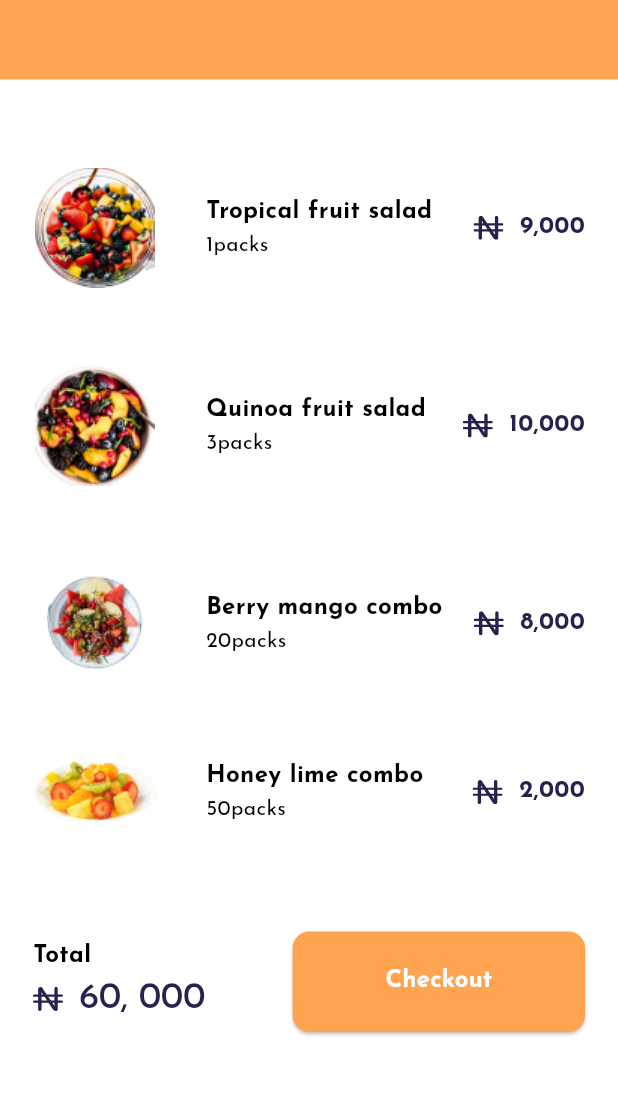
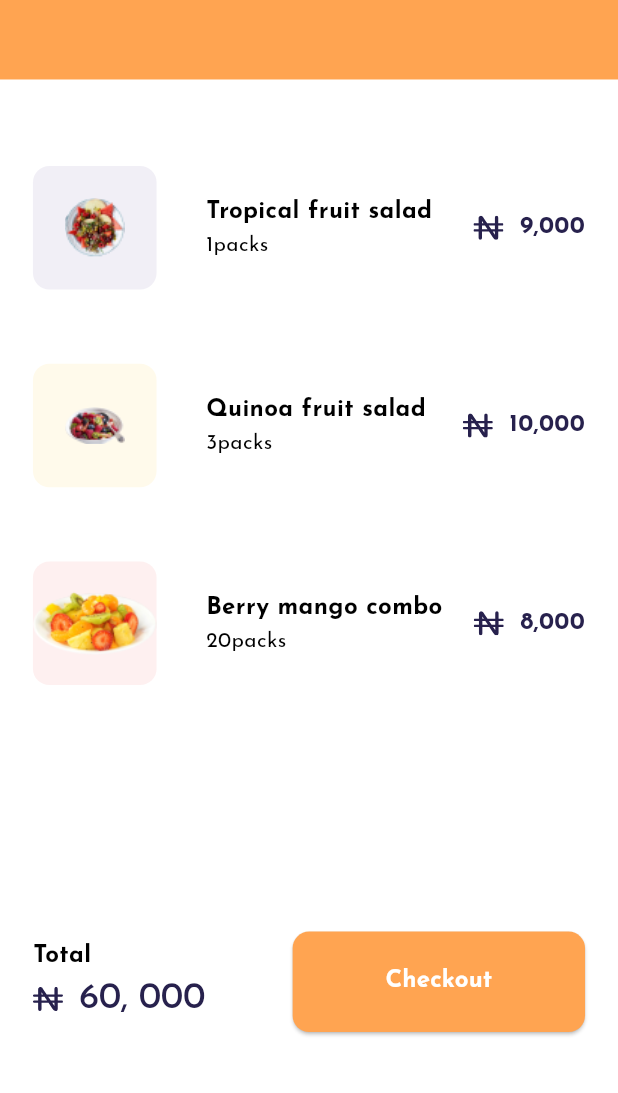
Before and after one commit to Kotokou/e_commerce_ui, a Flutter app: the BasketScreen screen opened directly, on a phone screen of 412 x 824 dp, the part 143-1236 px from its top. Run offline on Flutter 3.47's test engine with Material 2 defaults, Android fonts, the phone set to English and light mode, and no system bars; our stand-ins replace dotted_line, flutter_svg, google_fonts, sizer.

Commit message:
refactor and update

```diff
--- a/lib/app.dart
+++ b/lib/app.dart
@@ -1,8 +1,6 @@
 import 'package:e_commerce_ui/views/splash/splash_screen.dart';
-import 'package:e_commerce_ui/views/theme/app_style.dart';
 import 'package:e_commerce_ui/views/theme/app_theme.dart';
 import 'package:flutter/material.dart';
-import 'package:flutter/services.dart';
 import 'package:sizer/sizer.dart';
 
 class App extends StatelessWidget {
@@ -10,10 +8,6 @@ class App extends StatelessWidget {
 
   @override
   Widget build(BuildContext context) {
-    SystemUiOverlayStyle(
-      statusBarColor: $styles.colors.primary,
-      statusBarIconBrightness: Brightness.light,
-    );
     return Sizer(
       builder: (BuildContext context, Orientation orientation,
           DeviceType deviceType) {
--- a/lib/constants/asset.dart
+++ b/lib/constants/asset.dart
@@ -20,10 +20,14 @@ class Asset {
   static const String authImage = "assets/images/auth_image.png";
   static const String welcomeImage = "assets/images/welcome_image.png";
 
-  static const String image1 = "assets/images/image_1.png";
-  static const String image2 = "assets/images/image_2.png";
-  static const String image3 = "assets/images/image_3.png";
-  static const String image4 = "assets/images/image_4.png";
+  static const String imageOrder1 = "assets/images/image_1.png";
+  static const String imageOrder2 = "assets/images/image_2.png";
+  static const String imageOrder3 = "assets/images/image_3.png";
+
+  static const String productImage1 = "assets/images/product_image_1.png";
+  static const String productImage2 = "assets/images/product_image_2.png";
+  static const String productImage3 = "assets/images/product_image_3.png";
+
   static const String detailImage1 = "assets/images/detail_image_1.png";
   static const String customerOrder = "assets/images/customer_order.png";
   static const String deliveryMan = "assets/images/delivery_man.png";
--- a/lib/main.dart
+++ b/lib/main.dart
@@ -1,12 +1,6 @@
 import 'package:e_commerce_ui/app.dart';
-import 'package:e_commerce_ui/views/theme/app_style.dart';
 import 'package:flutter/material.dart';
-import 'package:flutter/services.dart';
 
 void main() {
-  SystemUiOverlayStyle(
-    statusBarColor: $styles.colors.primary,
-    statusBarIconBrightness: Brightness.light,
-  );
   runApp(const App());
 }
--- a/lib/models/order_model.dart
+++ b/lib/models/order_model.dart
@@ -1,11 +1,14 @@
 import 'package:e_commerce_ui/models/product_model.dart';
+import 'package:flutter/material.dart';
 
 class OrderModel {
   final ProductModel productModel;
   final int qte;
+  final Color? color;
 
   const OrderModel({
     required this.productModel,
     this.qte = 1,
+    required this.color,
   });
 }
--- a/lib/models/product_model.dart
+++ b/lib/models/product_model.dart
@@ -6,7 +6,7 @@ class ProductModel {
   final String price;
 
   ProductModel({
-    this.image = Asset.image1,
+    this.image = Asset.productImage1,
     this.label = "Honey lime combo",
     this.price = "2000",
   });
--- a/lib/utils/database.dart
+++ b/lib/utils/database.dart
@@ -1,27 +1,23 @@
 import 'package:e_commerce_ui/constants/asset.dart';
 import 'package:e_commerce_ui/models/order_model.dart';
 import 'package:e_commerce_ui/models/product_model.dart';
+import 'package:flutter/material.dart';
 
 List<ProductModel> productList = [
   ProductModel(
-    image: Asset.image1,
+    image: Asset.productImage1,
     label: "Honey lime combo",
     price: "2,000",
   ),
   ProductModel(
-    image: Asset.image2,
+    image: Asset.productImage2,
     label: "Berry mango combo",
     price: "8,000",
   ),
   ProductModel(
-    image: Asset.image3,
+    image: Asset.productImage3,
     label: "Quinoa fruit salad",
     price: "10,000",
-  ),
-  ProductModel(
-    image: Asset.image4,
-    label: "Tropical fruit salad",
-    price: "9,000",
   ),
 ];
 List<ProductModel> productListForDetailBecauseOfImageTooSmall = [
@@ -50,34 +46,29 @@ List<ProductModel> productListForDetailBecauseOfImageTooSmall = [
 List<OrderModel> orderList = [
   OrderModel(
     productModel: ProductModel(
-      image: Asset.image1,
+      image: Asset.imageOrder1,
       label: "Tropical fruit salad",
       price: "9,000",
     ),
     qte: 1,
+    color: const Color(0xFFF1EFF6),
   ),
   OrderModel(
     productModel: ProductModel(
-      image: Asset.image2,
+      image: Asset.imageOrder2,
       label: "Quinoa fruit salad",
       price: "10,000",
     ),
     qte: 3,
+    color: const Color(0xFFFFFAEB),
   ),
   OrderModel(
     productModel: ProductModel(
-      image: Asset.image3,
+      image: Asset.imageOrder3,
       label: "Berry mango combo",
       price: "8,000",
     ),
     qte: 20,
-  ),
-  OrderModel(
-    productModel: ProductModel(
-      image: Asset.image4,
-      label: "Honey lime combo",
-      price: "2,000",
-    ),
-    qte: 50,
+    color: const Color(0xFFFEF0F0),
   ),
 ];
--- a/lib/views/auth/auth_screen.dart
+++ b/lib/views/auth/auth_screen.dart
@@ -100,7 +100,7 @@ class _AuthScreenState extends State<AuthScreen> {
       bottomNavigationBar: LandingBottomButton(
         label: LocalStrings.authButton,
         onTap: () {
-          Navigator.of(context).push(
+          Navigator.of(context).pushReplacement(
             MaterialPageRoute(
               builder: (context) => const HomeScreen(),
             ),
--- a/lib/views/basket/basket_screen.dart
+++ b/lib/views/basket/basket_screen.dart
@@ -28,7 +28,7 @@ class BasketScreen extends StatelessWidget {
                 child: SingleChildScrollView(
                   child: Column(
                     children: List.generate(
-                      4,
+                      3,
                       (index) => Column(
                         children: [
                           OrderListItem(
--- a/lib/views/basket/pay_bottom_sheet.dart
+++ b/lib/views/basket/pay_bottom_sheet.dart
@@ -38,8 +38,6 @@ class PayBottomSheet extends StatelessWidget {
                     topRight: Radius.circular($styles.insets.sm),
                   ),
                 ),
-                child: SingleChildScrollView(
-                  physics: const BouncingScrollPhysics(),
                 child: Column(
                   crossAxisAlignment: CrossAxisAlignment.start,
                   children: [
@@ -52,11 +50,9 @@ class PayBottomSheet extends StatelessWidget {
                       label: LocalStrings.phoneNumber,
                       hintText: LocalStrings.phoneNumberHintText,
                     ),
-                      SizedBox(height: 1.h),
+                    SizedBox(height: 3.h),
                     const BottomSheetBottom(),
-                      SizedBox(height: 2.h),
                   ],
-                  ),
                 ),
               ),
             ),
--- a/lib/views/basket/widgets/order_list_item.dart
+++ b/lib/views/basket/widgets/order_list_item.dart
@@ -19,9 +19,21 @@ class OrderListItem extends StatelessWidget {
       mainAxisAlignment: MainAxisAlignment.start,
       crossAxisAlignment: CrossAxisAlignment.center,
       children: [
-        Image.asset(
-          orderModel.productModel.image,
+        Container(
+          height: 10.h,
           width: 20.w,
+          decoration: BoxDecoration(
+            shape: BoxShape.rectangle,
+            color: orderModel.color,
+            borderRadius: BorderRadius.all(
+              Radius.circular($styles.insets.xs),
+            ),
+          ),
+          child: Image.asset(
+            orderModel.productModel.image,
+            width: 15.w,
+            height: 8.h,
+          ),
         ),
         SizedBox(width: $styles.insets.sm),
         Column(
--- a/lib/views/splash/splash_screen.dart
+++ b/lib/views/splash/splash_screen.dart
@@ -15,7 +15,7 @@ class _SplashScreenState extends State<SplashScreen> {
   void initState() {
     super.initState();
     Future.delayed($styles.times.slow).then(
-      (value) => Navigator.of(context).push(
+      (value) => Navigator.of(context).pushReplacement(
         MaterialPageRoute(
           builder: (_) => const WelcomeScreen(),
         ),
--- a/lib/views/theme/app_theme.dart
+++ b/lib/views/theme/app_theme.dart
@@ -1,4 +1,6 @@
+import 'package:e_commerce_ui/views/theme/app_style.dart';
 import 'package:flutter/material.dart';
+import 'package:flutter/services.dart';
 
 class AppTheme {
   static ColorScheme lightColorScheme = const ColorScheme(
@@ -69,8 +71,24 @@ class AppTheme {
     scrim: Color(0xFF000000),
   );
 
-  static ThemeData lightTheme =
-      ThemeData(useMaterial3: true, colorScheme: lightColorScheme);
-  static ThemeData darkTheme =
-      ThemeData(useMaterial3: true, colorScheme: darkColorScheme);
+  static ThemeData lightTheme = ThemeData(
+    useMaterial3: true,
+    colorScheme: lightColorScheme,
+    appBarTheme: AppBarTheme(
+      systemOverlayStyle: SystemUiOverlayStyle(
+        statusBarColor: $styles.colors.primary,
+        statusBarIconBrightness: Brightness.light,
+      ),
+    ),
+  );
+  static ThemeData darkTheme = ThemeData(
+    useMaterial3: true,
+    colorScheme: darkColorScheme,
+    appBarTheme: AppBarTheme(
+      systemOverlayStyle: SystemUiOverlayStyle(
+        statusBarColor: $styles.colors.primary,
+        statusBarIconBrightness: Brightness.light,
+      ),
+    ),
+  );
 }
--- a/lib/views/welcome/welcome_screen.dart
+++ b/lib/views/welcome/welcome_screen.dart
@@ -79,7 +79,7 @@ class WelcomeScreen extends StatelessWidget {
       bottomNavigationBar: LandingBottomButton(
         label: LocalStrings.welcomeButton,
         onTap: () {
-          Navigator.of(context).push(
+          Navigator.of(context).pushReplacement(
             MaterialPageRoute(
               builder: (context) => const AuthScreen(),
             ),
```
Also changed, not shown: lib/views/basket/pay_with_card_bottom_sheet.dart (+16 -19 lines), assets/images/image_1.png, assets/images/image_2.png, assets/images/image_3.png, assets/images/product_image_1.png (added), assets/images/product_image_2.png (added), assets/images/product_image_3.png (renamed from assets/images/image_4.png). Lines whose indentation alone changed are shown as unchanged.
